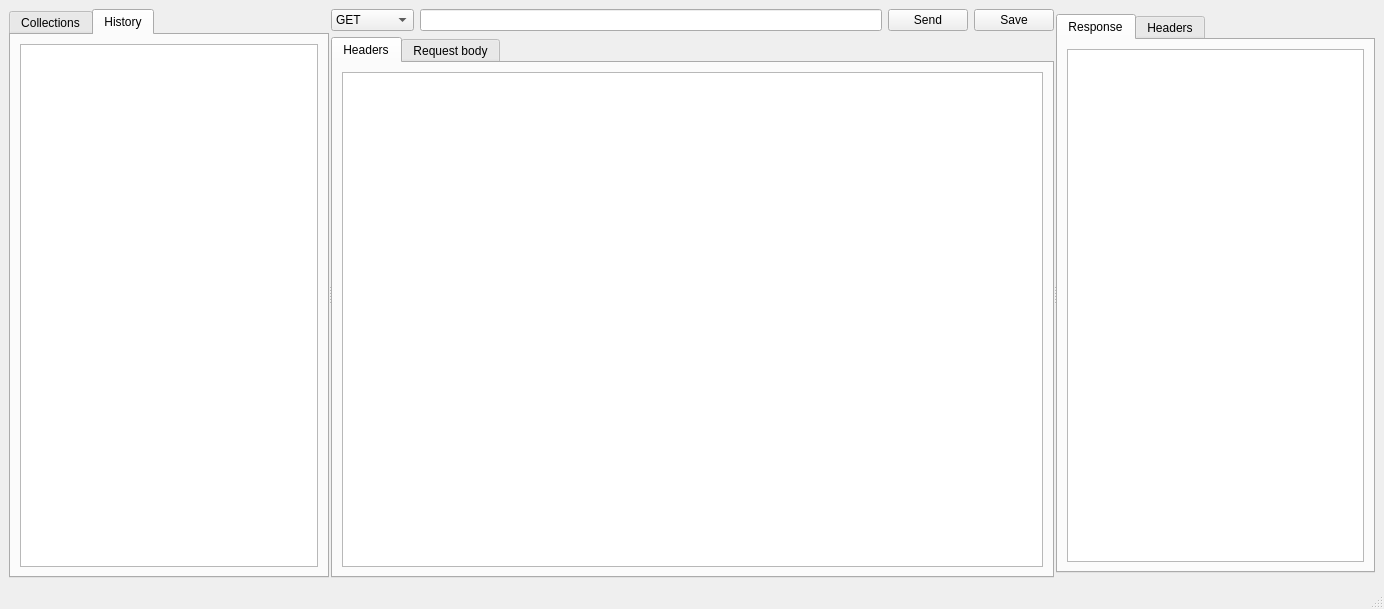
The window that main.ui (LinkedList/qTTp) describes before a commit, drawn with Qt 5.
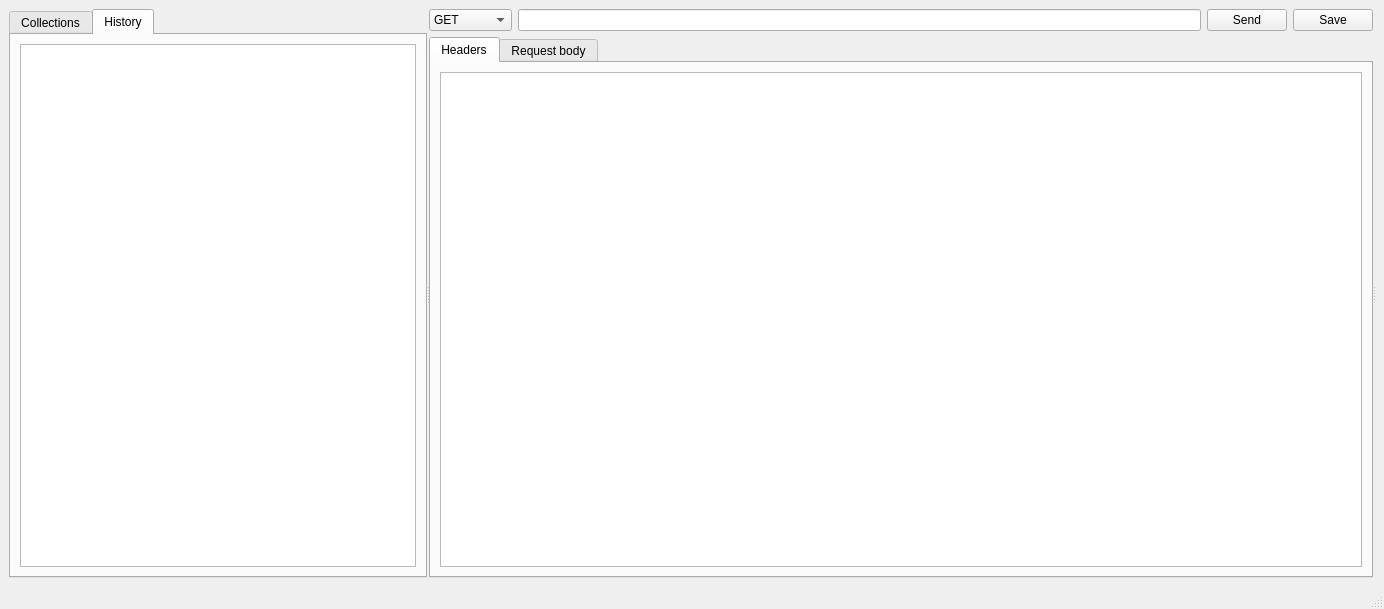
The same window after the commit.

Commit message: Response tabs separation to its own widget

What changed in the file:
```diff
--- a/main.ui
+++ b/main.ui
@@ -378,59 +378,6 @@
          <property name="bottomMargin">
           <number>5</number>
          </property>
-         <item>
-          <widget class="QTabWidget" name="tabWidget">
-           <property name="currentIndex">
-            <number>0</number>
-           </property>
-           <widget class="QWidget" name="responseTab">
-            <property name="sizePolicy">
-             <sizepolicy hsizetype="Expanding" vsizetype="Expanding">
-              <horstretch>0</horstretch>
-              <verstretch>0</verstretch>
-             </sizepolicy>
-            </property>
-            <attribute name="title">
-             <string>Response</string>
-            </attribute>
-            <layout class="QVBoxLayout" name="verticalLayout_2">
-             <item>
-              <widget class="QTextBrowser" name="responseText">
-               <property name="sizePolicy">
-                <sizepolicy hsizetype="Expanding" vsizetype="Expanding">
-                 <horstretch>0</horstretch>
-                 <verstretch>0</verstretch>
-                </sizepolicy>
-               </property>
-              </widget>
-             </item>
-            </layout>
-           </widget>
-           <widget class="QWidget" name="headersTab">
-            <property name="sizePolicy">
-             <sizepolicy hsizetype="Expanding" vsizetype="Expanding">
-              <horstretch>0</horstretch>
-              <verstretch>0</verstretch>
-             </sizepolicy>
-            </property>
-            <attribute name="title">
-             <string>Headers</string>
-            </attribute>
-            <layout class="QVBoxLayout" name="verticalLayout_3">
-             <item>
-              <widget class="QTextBrowser" name="headersText">
-               <property name="sizePolicy">
-                <sizepolicy hsizetype="Expanding" vsizetype="Expanding">
-                 <horstretch>0</horstretch>
-                 <verstretch>0</verstretch>
-                </sizepolicy>
-               </property>
-              </widget>
-             </item>
-            </layout>
-           </widget>
-          </widget>
-         </item>
         </layout>
        </widget>
       </widget>
```
The commit also changes 4 other files.
